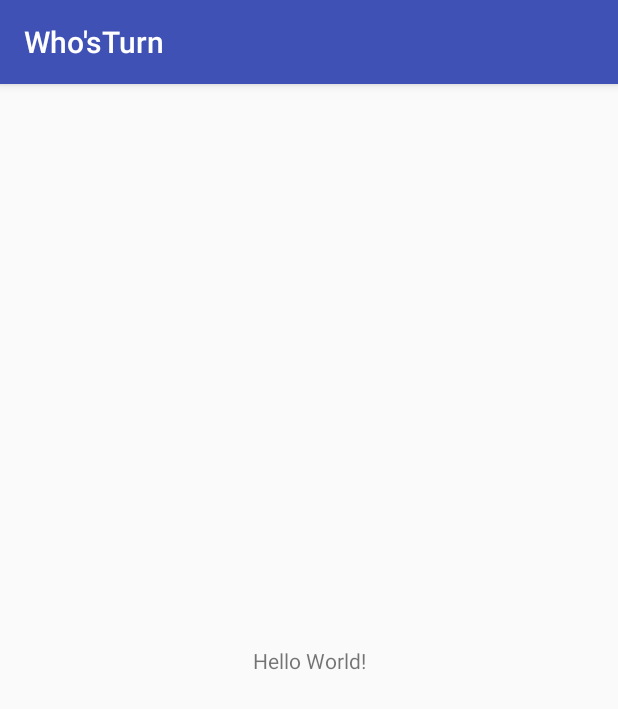
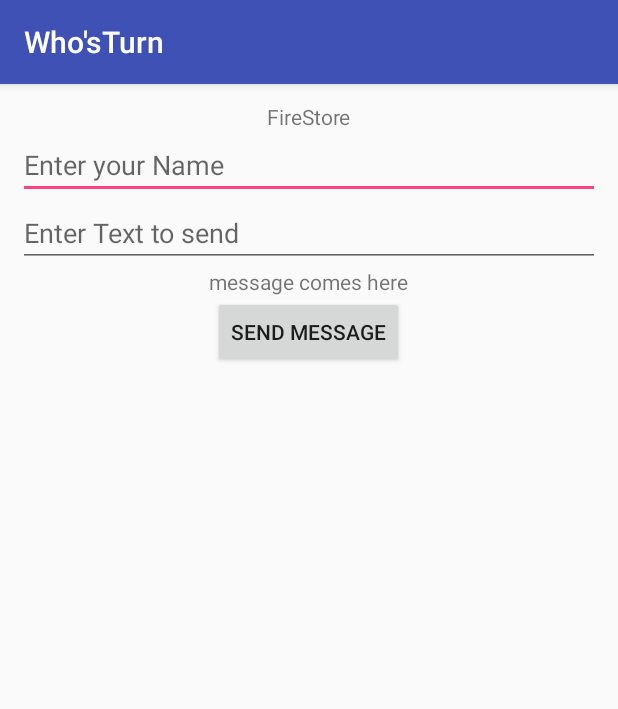
Before and after one commit to vikaspal210/WhosTurnAndroidProject, an Android app: the screen it shows after launch (MainActivity), on a phone screen of 412 x 824 dp. Shown: the top 709 px of the screen. Run offline under Robolectric (Android 15) with nearby library versions, the phone set to English and light mode, and no system bars; our stand-ins replace Firebase (no records; nobody signed in at launch, a user with empty details on screens opened directly).

Commit message:
Basic Working,Be carefull hard with reset

```diff
--- a/app/src/main/java/com/example/cas/whosturn/MainActivity.java
+++ b/app/src/main/java/com/example/cas/whosturn/MainActivity.java
@@ -1,13 +1,97 @@
 package com.example.cas.whosturn;
 
+import android.support.annotation.NonNull;
 import android.support.v7.app.AppCompatActivity;
 import android.os.Bundle;
+import android.view.View;
+import android.widget.EditText;
+import android.widget.TextView;
+import android.widget.Toast;
+
+import com.google.android.gms.tasks.OnFailureListener;
+import com.google.android.gms.tasks.OnSuccessListener;
+import com.google.firebase.firestore.DocumentReference;
+import com.google.firebase.firestore.DocumentSnapshot;
+import com.google.firebase.firestore.EventListener;
+import com.google.firebase.firestore.FirebaseFirestore;
+import com.google.firebase.firestore.FirebaseFirestoreException;
+
+import java.util.HashMap;
+import java.util.Map;
+
 
 public class MainActivity extends AppCompatActivity {
+
+    private String COLLECTION_KEY="chat";
+    private String DOCUMENT_KEY="message";
+    private MessageObject messageObject;
+
+    private EditText nameET,textET;
+    private TextView messageTV;
+
+    private DocumentReference documentReference;
 
     @Override
     protected void onCreate(Bundle savedInstanceState) {
         super.onCreate(savedInstanceState);
         setContentView(R.layout.activity_main);
+        nameET=(EditText)findViewById(R.id.name_et);
+        textET=(EditText)findViewById(R.id.text_et);
+        messageTV=(TextView)findViewById(R.id.message_tv);
+        //firestore document reference
+        documentReference= FirebaseFirestore.getInstance().collection(COLLECTION_KEY).document(DOCUMENT_KEY);
+        realTimeUpdateListener();
+    }
+
+    private void realTimeUpdateListener(){
+    documentReference.addSnapshotListener(new EventListener<DocumentSnapshot>() {
+        @Override
+        public void onEvent(DocumentSnapshot documentSnapshot, FirebaseFirestoreException e) {
+            if (e != null) {
+                System.err.println("Listen failed: " + e);
+                return;
+            }
+
+            if (documentSnapshot != null && documentSnapshot.exists()) {
+                try {
+                    messageObject=documentSnapshot.toObject(MessageObject.class);
+                    messageTV.setText(messageObject.NAME_FIELD+": "+messageObject.TEXT_FIELD);
+                } catch (NullPointerException e1) {
+                    messageObject=new MessageObject("name","message");
+                }
+
+            } else {
+                Toast.makeText(MainActivity.this, "Current data is null", Toast.LENGTH_SHORT).show();
+            }
+            }
+
+    });
+
+    }
+
+    public void sendMessage(View view){
+        try {
+            messageObject=new MessageObject(nameET.getText().toString(),textET.getText().toString());
+        } catch (NullPointerException e) {
+            Toast.makeText(this, "Fields cant be Empty", Toast.LENGTH_SHORT).show();
+        }
+        documentReference.set(messageObject)
+                .addOnSuccessListener(new OnSuccessListener<Void>() {
+                    @Override
+                    public void onSuccess(Void aVoid) {
+                        Toast.makeText(MainActivity.this, "Message Sent", Toast.LENGTH_SHORT).show();
+                    }
+                }).addOnFailureListener(new OnFailureListener() {
+            @Override
+            public void onFailure(@NonNull Exception e) {
+                Toast.makeText(MainActivity.this, "Failure to Send Message", Toast.LENGTH_SHORT).show();
+            }
+        });
+    }
+
+    public void confirm(View view) {
+    }
+
+    public void request(View view) {
     }
 }
--- a/app/src/main/res/layout/activity_main.xml
+++ b/app/src/main/res/layout/activity_main.xml
@@ -1,18 +1,39 @@
 <?xml version="1.0" encoding="utf-8"?>
-<android.support.constraint.ConstraintLayout xmlns:android="http://schemas.android.com/apk/res/android"
+<LinearLayout xmlns:android="http://schemas.android.com/apk/res/android"
     xmlns:app="http://schemas.android.com/apk/res-auto"
     xmlns:tools="http://schemas.android.com/tools"
     android:layout_width="match_parent"
     android:layout_height="match_parent"
-    tools:context=".MainActivity">
+    android:orientation="vertical"
+    android:gravity="center|top"
+    tools:context=".MainActivity"
+    android:padding="12dp">
 
     <TextView
         android:layout_width="wrap_content"
         android:layout_height="wrap_content"
-        android:text="Hello World!"
-        app:layout_constraintBottom_toBottomOf="parent"
-        app:layout_constraintLeft_toLeftOf="parent"
-        app:layout_constraintRight_toRightOf="parent"
-        app:layout_constraintTop_toTopOf="parent" />
+        android:text="FireStore"/>
+    <EditText
+        android:id="@+id/name_et"
+        android:layout_width="match_parent"
+        android:layout_height="wrap_content"
+        android:hint="Enter your Name"
+        android:inputType="textPersonName"/>
+    <EditText
+        android:id="@+id/text_et"
+        android:layout_width="match_parent"
+        android:layout_height="wrap_content"
+        android:hint="Enter Text to send"
+        android:inputType="text"/>
+    <TextView
+        android:id="@+id/message_tv"
+        android:layout_width="wrap_content"
+        android:layout_height="wrap_content"
+        android:text="message comes here"/>
+    <Button
+        android:layout_width="wrap_content"
+        android:layout_height="wrap_content"
+        android:text="Send Message"
+        android:onClick="sendMessage"/>
 
-</android.support.constraint.ConstraintLayout>
+</LinearLayout>
```
Also changed, not shown: app/src/main/java/com/example/cas/whosturn/MessageObject.java (+12 -0 lines).
